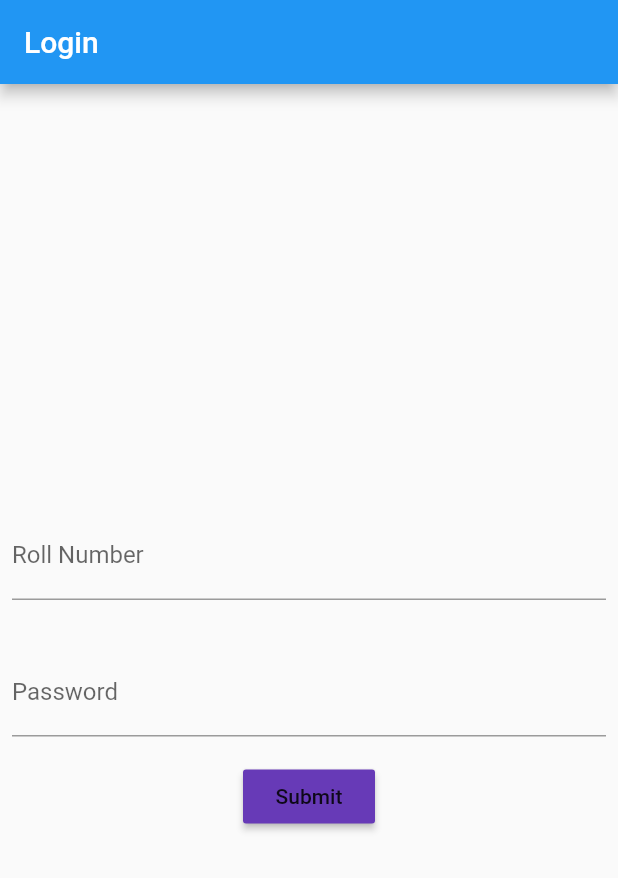
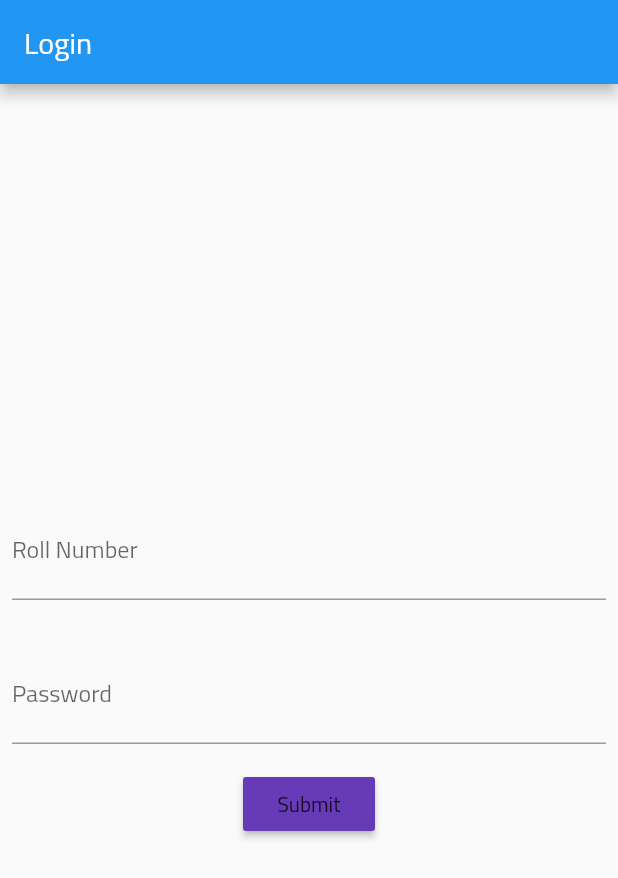
Before and after one commit to swanav/abstergo_flutter, a Flutter app: the screen it shows after launch, on a phone screen of 412 x 824 dp. Shown: the top 878 px of the screen. Run offline on Flutter 3.47's test engine with Material 2 defaults, Android fonts, the phone set to English and light mode, and no system bars; our stand-ins replace cloud_firestore, firebase_auth, sentry, shared_preferences; missing offline and left inert: tkiosk; accounts and stored records are empty.

Commit message:
New Default font implemented.

```diff
--- a/lib/abstergo.dart
+++ b/lib/abstergo.dart
@@ -9,6 +9,7 @@ class Abstergo extends StatelessWidget {
   final theme = ThemeData(
     primaryColor: Colors.blue,
     accentColor: Colors.amber,
+    fontFamily: 'Titillium'
   );
 
   @override
```
